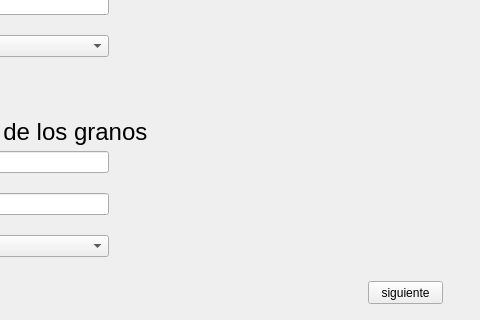
Jose-Cisneros/MoliTec, file gui_cartaporte_crear_3.ui: the form before one commit; both pictures show x 322 to 802 and y 279 to 599 of the 802 by 599 pixel window.
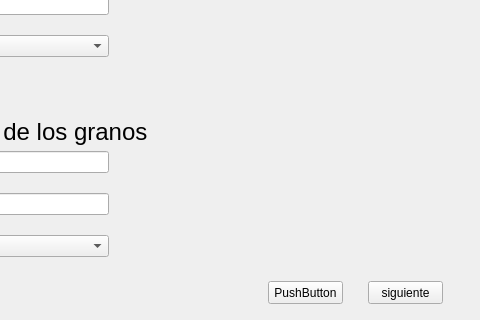
The form after the commit.

```diff
--- a/gui_cartaporte_crear_3.ui
+++ b/gui_cartaporte_crear_3.ui
@@ -278,6 +278,19 @@
     <string>Lugar de destino de los granos</string>
    </property>
   </widget>
+  <widget class="QPushButton" name="pushButton_2">
+   <property name="geometry">
+    <rect>
+     <x>590</x>
+     <y>560</y>
+     <width>75</width>
+     <height>23</height>
+    </rect>
+   </property>
+   <property name="text">
+    <string>PushButton</string>
+   </property>
+  </widget>
  </widget>
  <resources/>
  <connections/>
```
